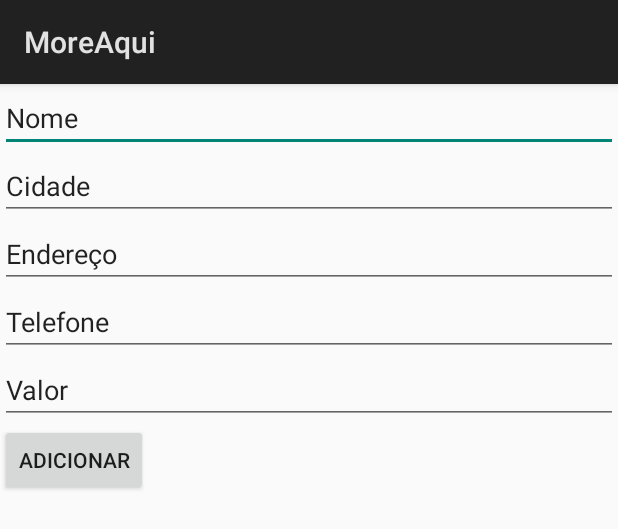
After one commit to COLTEC-TP/Trimestral-01, an Android app: the layout activity_add.xml on its own in the app's theme, with its tools: preview values and no code run, on a phone screen of 412 x 824 dp. The commit adds this screen. Shown: the top 529 px of the screen. Run offline under Robolectric (Android 15) with nearby library versions, the phone set to English and light mode, and no system bars.

Commit message:
Prova :c

```diff
--- a/app/build.gradle
+++ b/app/build.gradle
@@ -21,7 +21,9 @@ android {
 dependencies {
     implementation fileTree(dir: 'libs', include: ['*.jar'])
     implementation 'com.android.support.constraint:constraint-layout:1.1.0'
+    implementation 'com.android.support:appcompat-v7:26.1.0'
     testImplementation 'junit:junit:4.12'
     androidTestImplementation 'com.android.support.test:runner:1.0.2'
     androidTestImplementation 'com.android.support.test.espresso:espresso-core:3.0.2'
+    implementation 'com.android.support:mediarouter-v7:26.1.0'
 }
--- a/app/src/main/AndroidManifest.xml
+++ b/app/src/main/AndroidManifest.xml
@@ -16,6 +16,10 @@
                 <category android:name="android.intent.category.LAUNCHER" />
             </intent-filter>
         </activity>
+        <activity
+            android:name=".SecondActivity"
+            android:parentActivityName=".MainActivity" />
+        <activity android:name=".Add"></activity>
     </application>
 
 </manifest>
--- a/app/src/main/java/br/ufmg/coltec/tp/moreaqui/Imovel.java
+++ b/app/src/main/java/br/ufmg/coltec/tp/moreaqui/Imovel.java
@@ -7,6 +7,7 @@ public class Imovel {
     private String cidade;
     private Double valor;
     private String telefone;
+    private char[] date;
 
 
     public Imovel(String nome, String endereco, String cidade, Double valor, String telefone) {
@@ -56,4 +57,6 @@ public class Imovel {
     public void setTelefone(String telefone) {
         this.telefone = telefone;
     }
+
+
 }
--- /dev/null
+++ b/app/src/main/res/layout/activity_add.xml
@@ -0,0 +1,74 @@
+<?xml version="1.0" encoding="utf-8"?>
+<RelativeLayout xmlns:android="http://schemas.android.com/apk/res/android"
+    xmlns:app="http://schemas.android.com/apk/res-auto"
+    xmlns:tools="http://schemas.android.com/tools"
+    android:layout_width="match_parent"
+    android:layout_height="match_parent"
+    tools:context="br.ufmg.coltec.tp.moreaqui.Add">
+
+
+    <EditText
+        android:id="@+id/editNome"
+        android:layout_width="wrap_content"
+        android:layout_height="wrap_content"
+        android:layout_alignParentEnd="true"
+        android:layout_alignParentStart="true"
+        android:layout_alignParentTop="true"
+        android:ems="10"
+        android:inputType="textPersonName"
+        android:text="@string/editNome" />
+
+    <EditText
+        android:id="@+id/editCidade"
+        android:layout_width="wrap_content"
+        android:layout_height="wrap_content"
+        android:layout_alignParentEnd="true"
+        android:layout_alignParentStart="true"
+        android:layout_below="@+id/editNome"
+        android:ems="10"
+        android:inputType="textPersonName"
+        android:text="@string/editCidade" />
+
+    <EditText
+        android:id="@+id/editEndereco"
+        android:layout_width="wrap_content"
+        android:layout_height="wrap_content"
+        android:layout_alignParentEnd="true"
+        android:layout_alignParentStart="true"
+        android:layout_below="@+id/editCidade"
+        android:ems="10"
+        android:inputType="textPersonName"
+        android:text="@string/editEndereco" />
+
+    <EditText
+        android:id="@+id/editTelefone"
+        android:layout_width="wrap_content"
+        android:layout_height="wrap_content"
+        android:layout_alignParentEnd="true"
+        android:layout_alignParentStart="true"
+        android:layout_below="@+id/editEndereco"
+        android:ems="10"
+        android:inputType="phone"
+        android:text="@string/editTelefone"/>
+
+    <EditText
+        android:id="@+id/editValor"
+        android:layout_width="wrap_content"
+        android:layout_height="wrap_content"
+        android:layout_alignParentEnd="true"
+        android:layout_alignParentStart="true"
+        android:layout_below="@+id/editTelefone"
+        android:ems="10"
+        android:inputType="date"
+        android:text="@string/editValor" />
+
+    <Button
+        android:id="@+id/button"
+        android:layout_width="wrap_content"
+        android:layout_height="wrap_content"
+        android:layout_alignParentStart="true"
+        android:layout_below="@+id/editValor"
+        android:text="@string/button" />
+
+
+</RelativeLayout>
--- /dev/null
+++ b/app/src/main/res/values/en/strings-en.xml
@@ -0,0 +1,2 @@
+<?xml version="1.0" encoding="utf-8"?>
+<resources></resources>
--- a/app/src/main/res/values/strings.xml
+++ b/app/src/main/res/values/strings.xml
@@ -1,3 +1,10 @@
 <resources>
     <string name="app_name">MoreAqui</string>
+    <string name="search">Pesquisar</string>
+    <string name="editNome">Nome</string>
+    <string name="editCidade">Cidade</string>
+    <string name="editEndereco">Endereço</string>
+    <string name="editTelefone">Telefone</string>
+    <string name="editValor">Valor</string>
+    <string name="button">Adicionar</string>
 </resources>
```
Also changed, not shown: app/src/main/java/br/ufmg/coltec/tp/moreaqui/Add.java (added, +15 -0 lines), app/src/main/java/br/ufmg/coltec/tp/moreaqui/ImoveisAdapter.java (+37 -33 lines), app/src/main/java/br/ufmg/coltec/tp/moreaqui/MainActivity.java (+28 -1 lines), app/src/main/java/br/ufmg/coltec/tp/moreaqui/SecondActivity.java (added, +17 -0 lines), app/src/main/res/layout/activity_second.xml (added, +9 -0 lines), app/src/main/res/layout/adapter_imoveis.xml (added, +60 -0 lines), app/src/main/res/menu/menu_main.xml (added, +18 -0 lines), app/src/main/res/drawable/ic_action_add.png (added), app/src/main/res/drawable/ic_action_search.png (added), 1 other file.
